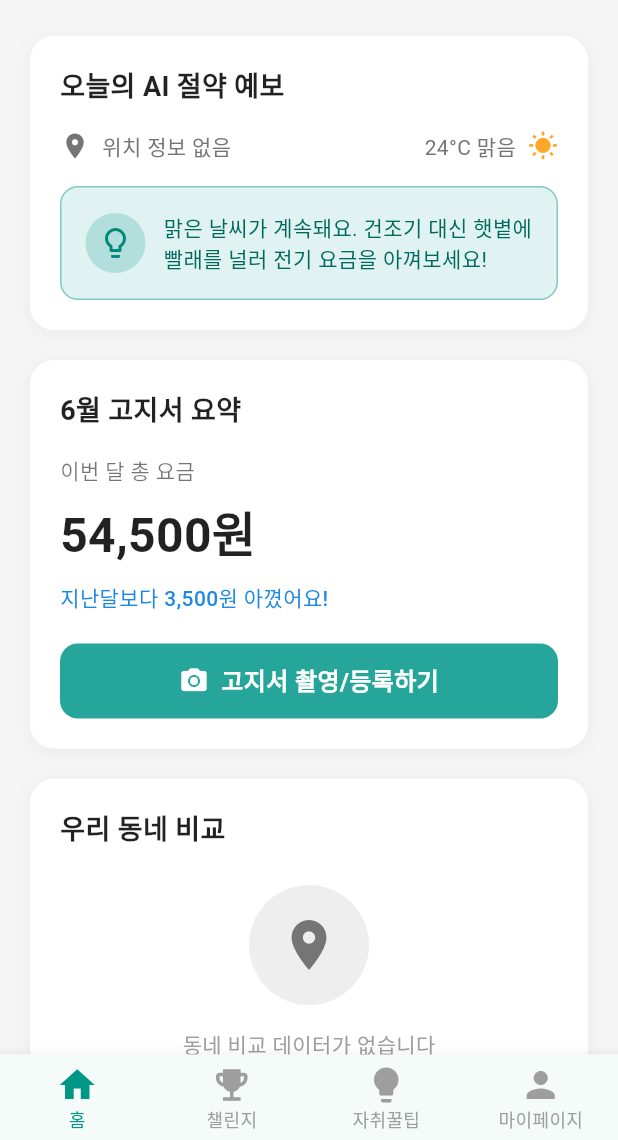
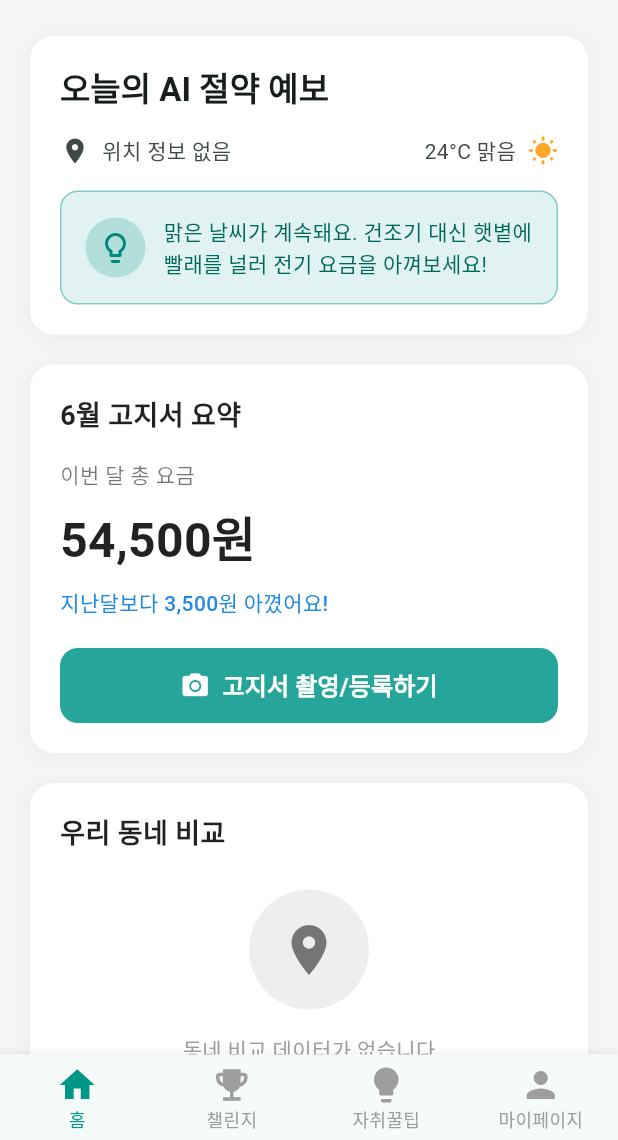
Before and after one commit to IIPA-K-PasS/FE, a Flutter app: the screen it shows after launch, on a phone screen of 412 x 824 dp, the part 96-1236 px from its top. Run offline on Flutter 3.47's test engine with Material 3 defaults, Android fonts, the phone set to English and light mode, and no system bars.

Commit message:
fix:홈 화면 UI 카드 컴포넌트 및 SafeArea 적용

```diff
--- a/lib/features/home/presentation/home_screen.dart
+++ b/lib/features/home/presentation/home_screen.dart
@@ -10,7 +10,8 @@ class HomePage extends StatelessWidget {
   Widget build(BuildContext context) {
     return Scaffold(
       backgroundColor: Colors.grey[100],
-      body: SingleChildScrollView(
+      body: SafeArea(
+        child: SingleChildScrollView(
           padding: const EdgeInsets.symmetric(horizontal: 20.0, vertical: 16.0),
           child: Column(
             children: [
@@ -29,8 +30,9 @@ class HomePage extends StatelessWidget {
               // 세 번째 카드: 우리 동네 비교
               const NeighborhoodComparisonCard(),
 
-            const SizedBox(height: 100), // 하단 네비게이션바 공간
+              const SizedBox(height: 20), // 하단 여백
             ],
+          ),
         ),
       ),
     );
--- a/lib/features/home/presentation/widgets/ai_saving_forecast_card.dart
+++ b/lib/features/home/presentation/widgets/ai_saving_forecast_card.dart
@@ -24,12 +24,10 @@ class AISavingForecastCard extends StatelessWidget {
         crossAxisAlignment: CrossAxisAlignment.start,
         children: [
           // 제목
-          const Text(
+          Text(
             '오늘의 AI 절약 예보',
-            style: TextStyle(
-              fontSize: 18,
+            style: Theme.of(context).textTheme.titleLarge?.copyWith(
               fontWeight: FontWeight.bold,
-              color: Colors.black87,
             ),
           ),
 
@@ -38,25 +36,31 @@ class AISavingForecastCard extends StatelessWidget {
           // 위치 및 날씨 정보
           Row(
             children: [
-              Icon(Icons.location_on, color: Colors.grey[600], size: 20),
+              Icon(
+                Icons.location_on,
+                color: Theme.of(context).colorScheme.onSurfaceVariant,
+                size: 20,
+              ),
               const SizedBox(width: 8),
               Text(
                 '위치 정보 없음',
-                style: TextStyle(
-                  fontSize: 14,
-                  color: Colors.grey[600],
+                style: Theme.of(context).textTheme.bodyMedium?.copyWith(
+                  color: Theme.of(context).colorScheme.onSurfaceVariant,
                 ),
               ),
               const Spacer(),
               Text(
                 '24°C 맑음',
-                style: TextStyle(
-                  fontSize: 14,
-                  color: Colors.grey[600],
+                style: Theme.of(context).textTheme.bodyMedium?.copyWith(
+                  color: Theme.of(context).colorScheme.onSurfaceVariant,
                 ),
               ),
               const SizedBox(width: 8),
-              Icon(Icons.wb_sunny, color: Colors.orange[400], size: 20),
+              Icon(
+                Icons.wb_sunny,
+                color: Colors.orange[400],
+                size: 20,
+              ),
             ],
           ),
 
--- a/lib/features/home/presentation/widgets/bill_summary_card.dart
+++ b/lib/features/home/presentation/widgets/bill_summary_card.dart
@@ -71,19 +71,30 @@ class BillSummaryCard extends StatelessWidget {
           const SizedBox(height: 20),
 
           // 고지서 촬영 버튼
-          Container(
+          SizedBox(
             width: double.infinity,
             height: 50,
-            decoration: BoxDecoration(
-              color: Colors.teal[400],
+            child: Semantics(
+              label: '고지서 촬영 및 등록 버튼',
+              button: true,
+              child: ElevatedButton(
+                onPressed: () {
+                  // TODO: 고지서 촬영 기능 구현
+                  print('고지서 촬영 버튼 클릭됨');
+                },
+              style: ElevatedButton.styleFrom(
+                backgroundColor: Colors.teal[400],
+                foregroundColor: Colors.white,
+                elevation: 0,
+                shape: RoundedRectangleBorder(
                   borderRadius: BorderRadius.circular(12),
+                ),
               ),
               child: Row(
                 mainAxisAlignment: MainAxisAlignment.center,
                 children: [
                   Icon(
                     Icons.camera_alt,
-                  color: Colors.white,
                     size: 20,
                   ),
                   const SizedBox(width: 8),
@@ -92,10 +103,11 @@ class BillSummaryCard extends StatelessWidget {
                     style: TextStyle(
                       fontSize: 16,
                       fontWeight: FontWeight.w600,
-                    color: Colors.white,
                     ),
                   ),
                 ],
+              ),
+              ),
             ),
           ),
         ],
```
Lines whose indentation alone changed are shown as unchanged.
